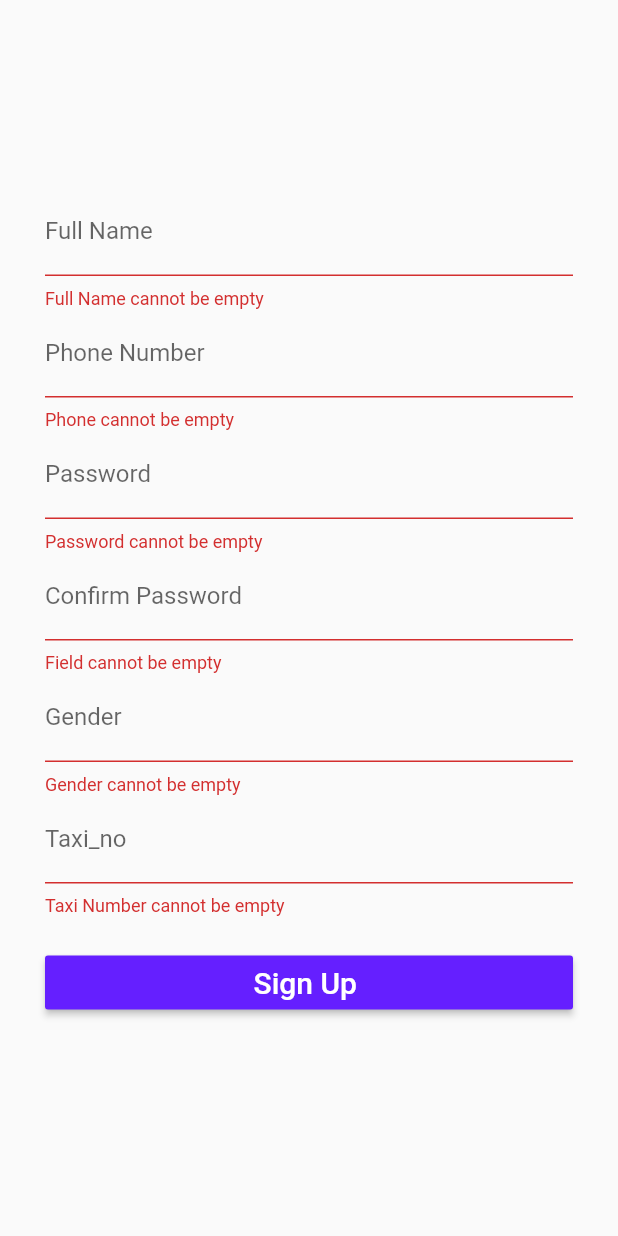
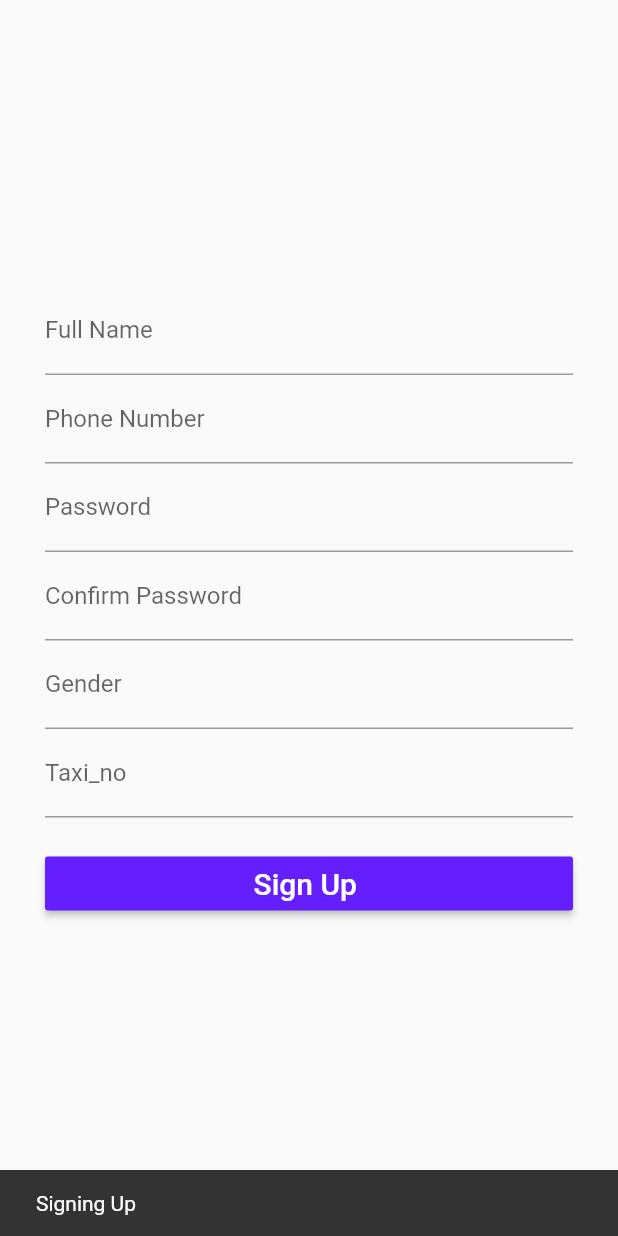
Before and after one commit to nabingaire/Bola-Taxi, a Flutter app: the SignUpDriverUI widget shown alone on an empty page, opened directly, after a tap on "Sign Up", on a phone screen of 412 x 824 dp. Run offline on Flutter 3.47's test engine with Material 2 defaults, Android fonts, the light colour scheme and no system bars; our stand-ins replace google_maps_flutter; network calls fail.

```diff
--- a/bola_taxi/lib/Helper/form-helper.dart
+++ b/bola_taxi/lib/Helper/form-helper.dart
@@ -12,9 +12,4 @@ class FormHelper {
     _key.currentState.save();
   }
 
-  showSnackBar() {
-    if (_key.currentState.validate()) {
-      Scaffold.of(_context).showSnackBar(SnackBar(content: Text('Signing Up')));
-    }
-  }
 }
--- a/bola_taxi/lib/Helper/http-helper.dart
+++ b/bola_taxi/lib/Helper/http-helper.dart
@@ -42,7 +42,7 @@ class HttpHelper {
   Future<dynamic> post(String url,
       {Object body}) {
     return http
-        .post(_baseURL + url, body: body)
+        .post(_baseURL + url, body: json.encode(body))
         .then((http.Response response) {
       String res = response.body;
       int statusCode = response.statusCode;
--- /dev/null
+++ b/bola_taxi/lib/Helper/widgets-generator-helper.dart
@@ -0,0 +1,11 @@
+import 'package:flutter/material.dart';
+
+class WidgetsGeneratorHelper {
+  BuildContext context;
+
+  WidgetsGeneratorHelper(this.context);
+
+  showSnackBar(message) {
+      Scaffold.of(context).showSnackBar(SnackBar(content: Text(message)));
+  }
+}
--- a/bola_taxi/lib/Pages/SignUpDriver.dart
+++ b/bola_taxi/lib/Pages/SignUpDriver.dart
@@ -2,6 +2,7 @@ import 'dart:convert';
 
 import 'package:bola_taxi/Helper/form-helper.dart';
 import 'package:bola_taxi/Helper/http-helper.dart';
+import 'package:bola_taxi/Helper/widgets-generator-helper.dart';
 import 'package:flutter/material.dart';
 
 class SignUpDriver extends StatefulWidget {
@@ -153,9 +154,12 @@ class _SignUpDriverUIState extends State<SignUpDriverUI> {
                   width: double.infinity,
                   child: RaisedButton(
                     onPressed: () {
-                      FormHelper formHelper = new FormHelper(context, _signUpDriverformKey);
+                      FormHelper formHelper =
+                          new FormHelper(context, _signUpDriverformKey);
                       formHelper.saveForm();
-                      formHelper.showSnackBar();
+                      WidgetsGeneratorHelper(context)
+                          .showSnackBar("Signing Up");
+
                       sendSignUpData();
                     },
                     child: const Text(
@@ -175,26 +179,23 @@ class _SignUpDriverUIState extends State<SignUpDriverUI> {
     );
   }
 
-  sendSignUpData(){
+  sendSignUpData() {
     String signupUrl = "/drivers/signup.php";
 
-    HttpHelper http =  new HttpHelper();
+    HttpHelper http = new HttpHelper();
 
     /*The data first has to be added to the drivers DB and then to taxi_info where the taxi_number
     has to be added which is done by the api
     */
-    Object _signUpData = json.encode({
-      "name":_fullName,
-      "phone":_phoneNumber,
-      "password":_password,
-      "gender":_gender,
-      "taxi_no":_taxiNumber
-    });
+    Object _signUpData = {
+      "name": _fullName,
+      "phone": _phoneNumber,
+      "password": _password,
+      "gender": _gender,
+      "taxi_no": _taxiNumber
+    };
 
     //Send data to drivers DB
-    http.post(signupUrl,body: _signUpData);
-
+    http.post(signupUrl, body: _signUpData);
   }
-
-
 }
--- a/bola_taxi/lib/Pages/SignUpPassenger.dart
+++ b/bola_taxi/lib/Pages/SignUpPassenger.dart
@@ -1,5 +1,6 @@
 import 'package:bola_taxi/Helper/form-helper.dart';
 import 'package:bola_taxi/Helper/http-helper.dart';
+import 'package:bola_taxi/Helper/widgets-generator-helper.dart';
 import 'package:flutter/material.dart';
 import 'dart:convert';
 
@@ -129,7 +130,7 @@ class _SignUpPassengerUIState extends State<SignUpPassengerUI> {
                 },
                 onSaved: (String value) {
                   setState(() {
-                   _gender = value;
+                    _gender = value;
                   });
                 },
               ),
@@ -138,9 +139,12 @@ class _SignUpPassengerUIState extends State<SignUpPassengerUI> {
                   width: double.infinity,
                   child: RaisedButton(
                     onPressed: () {
-                      FormHelper helper = new FormHelper(context, _signUpPassengerformKey);
+                      FormHelper helper =
+                          new FormHelper(context, _signUpPassengerformKey);
                       helper.saveForm();
-                      helper.showSnackBar();
+                      WidgetsGeneratorHelper(context)
+                          .showSnackBar("Signing Up");
+
                       sendSignUpData();
                     },
                     child: const Text(
@@ -160,18 +164,17 @@ class _SignUpPassengerUIState extends State<SignUpPassengerUI> {
     );
   }
 
-  sendSignUpData(){
+  sendSignUpData() {
     String signUpUrl = "/passengers/signup.php";
-    HttpHelper http =  new HttpHelper();
+    HttpHelper http = new HttpHelper();
 
-    Object _signUpData = json.encode({
-      "name":_fullName,
-      "phone":_phoneNumber,
-      "password":_password,
-      "gender":_gender
-    });
+    Object _signUpData = {
+      "name": _fullName,
+      "phone": _phoneNumber,
+      "password": _password,
+      "gender": _gender
+    };
 
-    print(http.post(signUpUrl,body: _signUpData));
-
+    print(http.post(signUpUrl, body: _signUpData));
   }
 }
--- a/bola_taxi/lib/main.dart
+++ b/bola_taxi/lib/main.dart
@@ -24,7 +24,7 @@ class _HomePageState extends State<HomePage> {
   Widget build(BuildContext context) {
     return MaterialApp(
       home: Scaffold(
-        body: RideHistory(),
+        body: Login(),
       ),
     );
   }
```
Also changed, not shown: bola_taxi/lib/Helper/navigation-helper.dart (+13 -2 lines), bola_taxi/lib/Pages/Login.dart (+75 -32 lines), 2 other files.
